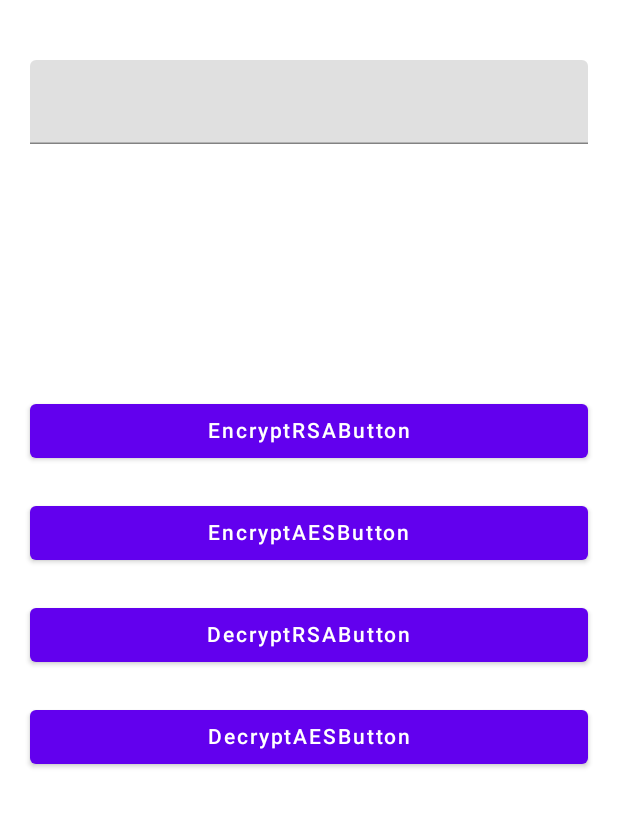
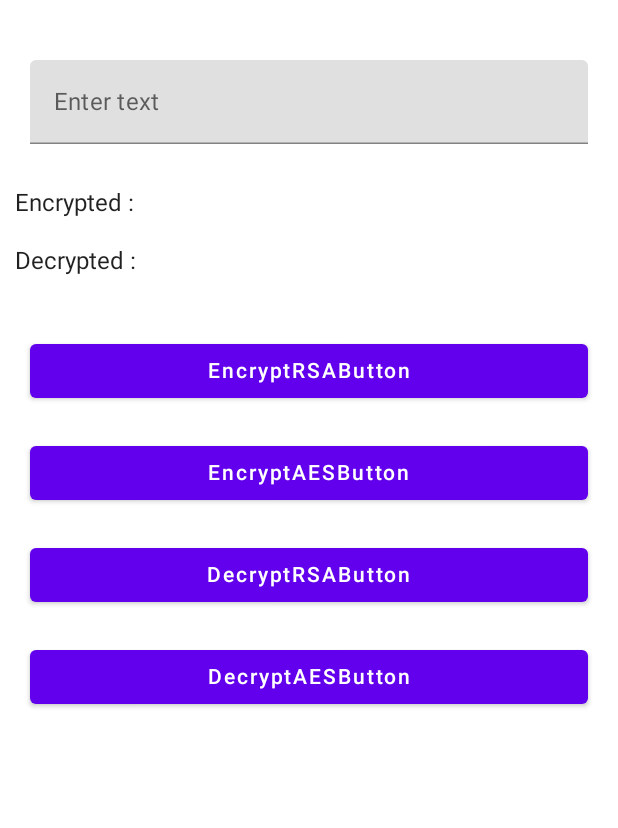
Before and after one commit to nameisjayant/Cryptography-Android, an Android app built with Jetpack Compose: the screen it shows after launch (MainActivity), on a phone screen of 412 x 824 dp, the part 58-886 px from its top. Run offline under Robolectric (Android 15) with nearby library versions, the phone set to English and light mode, and no system bars; libraries missing offline, so code that uses them is left out: com.kazakago.cryptore.

Commit message:
encryption and decryption

```diff
--- a/app/src/main/java/com/example/cryptography/MainActivity.kt
+++ b/app/src/main/java/com/example/cryptography/MainActivity.kt
@@ -73,10 +73,11 @@ class MainActivity : ComponentActivity() {
                                 TextField(value = originalText.value, onValueChange = {
                                     originalText.value = it
                                 },
-                                    modifier = Modifier.fillMaxWidth().padding(20.dp)
+                                    modifier = Modifier.fillMaxWidth().padding(20.dp),
+                                    placeholder = {Text("Enter text")}
                                 )
-                                Text(text = encrText.value, modifier = Modifier.padding(20.dp))
-                                Text(text = decrText.value, modifier = Modifier.padding(20.dp))
+                                Text(text = "Encrypted : ${encrText.value}", modifier = Modifier.padding(10.dp))
+                                Text(text = "Decrypted : ${decrText.value}", modifier = Modifier.padding(10.dp))
 
                             }
 
@@ -201,16 +202,3 @@ class MainActivity : ComponentActivity() {
         }
 
 }
-
-@Composable
-fun Greeting(name: String) {
-    Text(text = "Hello $name!")
-}
-
-@Preview(showBackground = true)
-@Composable
-fun DefaultPreview() {
-    CryptographyTheme {
-        Greeting("Android")
-    }
-}
```
